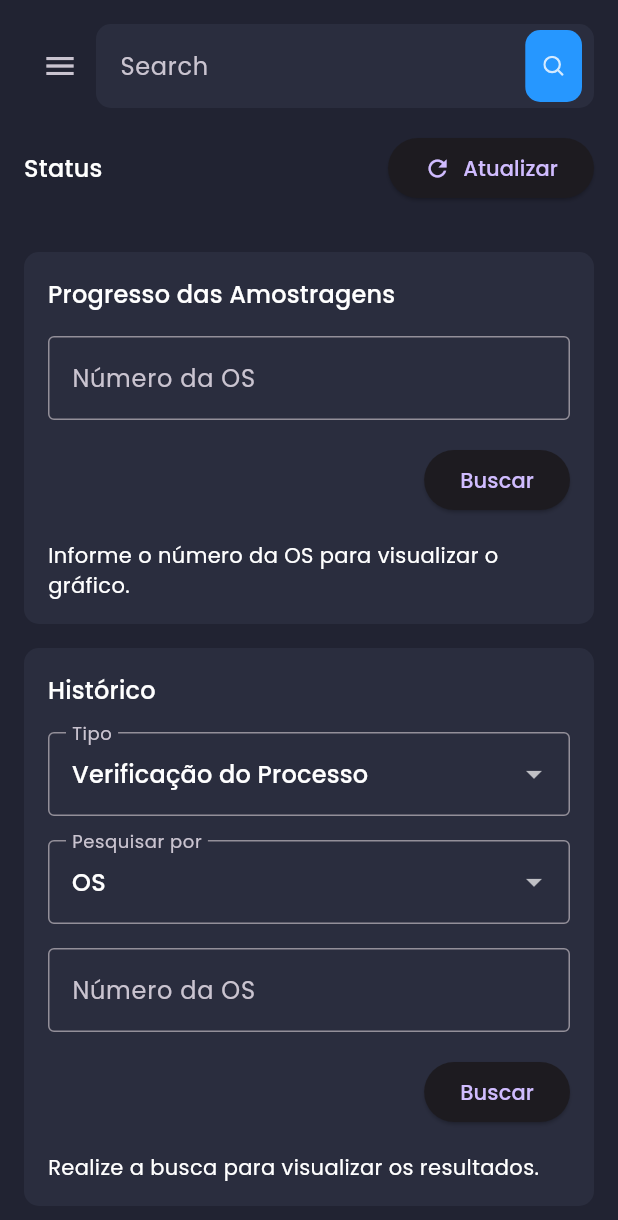
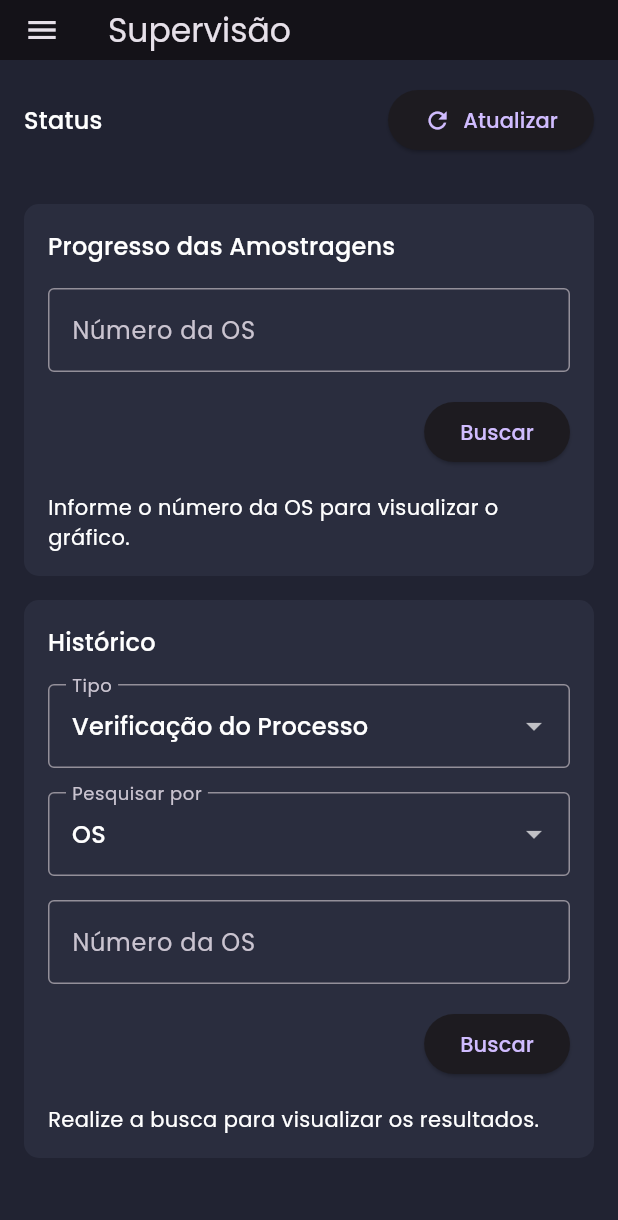
Before and after one commit to jimmybong98/relic, a Flutter app: the MainScreen screen opened directly, on a phone screen of 412 x 824 dp. Shown: the top 1220 px of the screen. Run offline on Flutter 3.47's test engine with Material 3 defaults, Android fonts, the light colour scheme and no system bars; our stand-ins replace fl_chart, flutter_dotenv, flutter_riverpod, flutter_svg, google_fonts; missing offline and left inert: window_manager; network calls fail; project files that could hold a hidden picture were left out.

Commit message:
Show profile in WindowBar and remove dashboard side menu

```diff
--- a/lib/features/login/login_page.dart
+++ b/lib/features/login/login_page.dart
@@ -2,6 +2,7 @@ import 'package:flutter/material.dart';
 import 'package:flutter_riverpod/flutter_riverpod.dart';
 
 import '../../services/auth_service.dart';
+import 'package:admin/widgets/window_bar.dart';
 
 class LoginPage extends ConsumerStatefulWidget {
   const LoginPage({super.key});
@@ -39,6 +40,7 @@ class _LoginPageState extends ConsumerState<LoginPage> {
   @override
   Widget build(BuildContext context) {
     return Scaffold(
+      appBar: const WindowBar(title: 'Login', showProfile: false),
       body: Center(
         child: SingleChildScrollView(
           padding: const EdgeInsets.all(32),
--- a/lib/screens/dashboard/components/header.dart
+++ /dev/null
@@ -1,126 +0,0 @@
-import 'package:admin/controllers/menu_app_controller.dart';
-import 'package:admin/responsive.dart';
-import 'package:flutter/material.dart';
-import 'package:flutter_svg/flutter_svg.dart';
-import 'package:flutter_riverpod/flutter_riverpod.dart';
-import 'package:provider/provider.dart';
-
-import '../../../constants.dart';
-import '../../../services/auth_service.dart';
-import '../../../features/users/users_page.dart';
-
-
-class Header extends StatelessWidget {
-  const Header({
-    Key? key,
-  }) : super(key: key);
-
-  @override
-  Widget build(BuildContext context) {
-    return Row(
-      children: [
-        if (!Responsive.isDesktop(context))
-          IconButton(
-            icon: Icon(Icons.menu),
-            onPressed: context.read<MenuAppController>().controlMenu,
-          ),
-        if (!Responsive.isMobile(context))
-          Text(
-            "Dashboard",
-            style: Theme.of(context).textTheme.titleLarge,
-          ),
-        if (!Responsive.isMobile(context))
-          Spacer(flex: Responsive.isDesktop(context) ? 2 : 1),
-        Expanded(child: SearchField()),
-        ProfileCard()
-      ],
-    );
-  }
-}
-
-class ProfileCard extends ConsumerWidget {
-  const ProfileCard({Key? key}) : super(key: key);
-
-  @override
-  Widget build(BuildContext context, WidgetRef ref) {
-    final auth = ref.watch(authServiceProvider);
-    if (auth == null) return const SizedBox.shrink();
-    return PopupMenuButton<String>(
-      onSelected: (value) {
-        if (value == 'logout') {
-          ref.read(authServiceProvider.notifier).logout();
-          Navigator.of(context).pop();
-        } else if (value == 'manage') {
-          Navigator.of(context)
-              .push(MaterialPageRoute(builder: (_) => const UsersPage()));
-        }
-      },
-      itemBuilder: (context) => [
-        if (auth.isAdmin)
-          const PopupMenuItem(
-              value: 'manage', child: Text('Gerenciar Acessos')),
-        const PopupMenuItem(value: 'logout', child: Text('Logout')),
-      ],
-      child: Container(
-        margin: EdgeInsets.only(left: defaultPadding),
-        padding: EdgeInsets.symmetric(
-          horizontal: defaultPadding,
-          vertical: defaultPadding / 2,
-        ),
-        decoration: BoxDecoration(
-          color: secondaryColor,
-          borderRadius: const BorderRadius.all(Radius.circular(10)),
-          border: Border.all(color: Colors.white10),
-        ),
-        child: Row(
-          children: [
-            Image.asset(
-              "assets/images/profile_pic.png",
-              height: 38,
-            ),
-            if (!Responsive.isMobile(context))
-              Padding(
-                padding:
-                    const EdgeInsets.symmetric(horizontal: defaultPadding / 2),
-                child: Text(auth.username),
-              ),
-            const Icon(Icons.keyboard_arrow_down),
-          ],
-        ),
-      ),
-    );
-  }
-}
-
-class SearchField extends StatelessWidget {
-  const SearchField({
-    Key? key,
-  }) : super(key: key);
-
-  @override
-  Widget build(BuildContext context) {
-    return TextField(
-      decoration: InputDecoration(
-        hintText: "Search",
-        fillColor: secondaryColor,
-        filled: true,
-        border: OutlineInputBorder(
-          borderSide: BorderSide.none,
-          borderRadius: const BorderRadius.all(Radius.circular(10)),
-        ),
-        suffixIcon: InkWell(
-          onTap: () {},
-          child: Container(
-            padding: EdgeInsets.all(defaultPadding * 0.75),
-            margin: EdgeInsets.symmetric(horizontal: defaultPadding / 2),
-            decoration: BoxDecoration(
-              color: primaryColor,
-              borderRadius: const BorderRadius.all(Radius.circular(10)),
-            ),
-            child: SvgPicture.asset("assets/icons/Search.svg"),
-          ),
-        ),
-      ),
-    );
-  }
-}
--- a/lib/screens/dashboard/dashboard_screen.dart
+++ b/lib/screens/dashboard/dashboard_screen.dart
@@ -3,7 +3,6 @@ import 'package:admin/screens/dashboard/components/my_fields.dart';
 import 'package:flutter/material.dart';
 
 import '../../constants.dart';
-import 'components/header.dart';
 import 'components/operator_report_chart.dart';
 import 'components/personnel_report_chart.dart';
 
@@ -16,8 +15,6 @@ class DashboardScreen extends StatelessWidget {
         padding: EdgeInsets.all(defaultPadding),
         child: Column(
           children: [
-            Header(),
-            SizedBox(height: defaultPadding),
             Row(
               crossAxisAlignment: CrossAxisAlignment.start,
               children: [
--- a/lib/screens/main/main_screen.dart
+++ b/lib/screens/main/main_screen.dart
@@ -1,8 +1,8 @@
 import 'package:admin/controllers/menu_app_controller.dart';
-import 'package:admin/responsive.dart';
 import 'package:admin/screens/dashboard/dashboard_screen.dart';
 import 'package:flutter/material.dart';
 import 'package:provider/provider.dart';
+import 'package:admin/widgets/window_bar.dart';
 
 import 'components/side_menu.dart';
 
@@ -11,26 +11,9 @@ class MainScreen extends StatelessWidget {
   Widget build(BuildContext context) {
     return Scaffold(
       key: context.read<MenuAppController>().scaffoldKey,
+      appBar: const WindowBar(title: 'Supervisão', showMenu: true),
       drawer: const SideMenu(current: SideMenuSection.dashboard),
-      body: SafeArea(
-        child: Row(
-          crossAxisAlignment: CrossAxisAlignment.start,
-          children: [
-            // We want this side menu only for large screen
-            if (Responsive.isDesktop(context))
-              Expanded(
-                // default flex = 1
-                // and it takes 1/6 part of the screen
-                child: SideMenu(current: SideMenuSection.dashboard),
-              ),
-            Expanded(
-              // It takes 5/6 part of the screen
-              flex: 5,
-              child: DashboardScreen(),
-            ),
-          ],
-        ),
-      ),
+      body: SafeArea(child: DashboardScreen()),
     );
   }
 }
--- a/lib/widgets/window_bar.dart
+++ b/lib/widgets/window_bar.dart
@@ -1,14 +1,22 @@
 import 'package:flutter/material.dart';
 import 'package:window_manager/window_manager.dart';
 import 'package:admin/utils/platform_utils.dart';
+import 'package:admin/widgets/profile_button.dart';
 
 /// Custom title bar with window controls and drag support.
 class WindowBar extends StatefulWidget implements PreferredSizeWidget {
-  const WindowBar({super.key, this.title, this.actions, this.showMenu = false});
+  const WindowBar({
+    super.key,
+    this.title,
+    this.actions,
+    this.showMenu = false,
+    this.showProfile = true,
+  });
 
   final String? title;
   final List<Widget>? actions;
   final bool showMenu;
+  final bool showProfile;
 
   @override
   Size get preferredSize => const Size.fromHeight(40);
@@ -40,7 +48,10 @@ class _WindowBarState extends State<WindowBar> {
       return AppBar(
         toolbarHeight: widget.preferredSize.height,
         title: widget.title != null ? Text(widget.title!) : null,
-        actions: widget.actions,
+        actions: [
+          if (widget.actions != null) ...widget.actions!,
+          if (widget.showProfile) const ProfileButton(),
+        ],
       );
     }
     return GestureDetector(
@@ -78,6 +89,7 @@ class _WindowBarState extends State<WindowBar> {
               ),
             const Spacer(),
             if (widget.actions != null) ...widget.actions!,
+            if (widget.showProfile) const ProfileButton(),
             _buildButton(Icons.remove, () => windowManager.minimize()),
             _buildButton(
               _isMaximized ? Icons.filter_none : Icons.crop_square,
```
Also changed, not shown: lib/widgets/profile_button.dart (added, +61 -0 lines).
